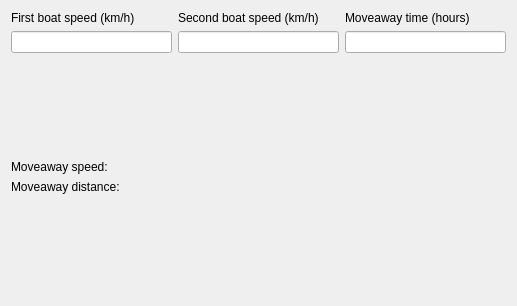
First picture: the form in ui/boat_calc_widget.ui, repository Danik2395/study.Cpp.cource_sem3, before the edit.
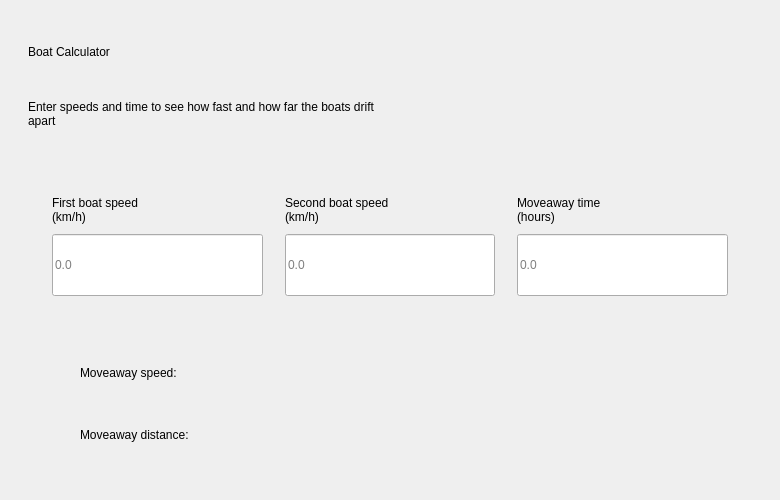
Second picture: the form after the edit. Icons and pictures are not drawn.

Commit message: feat(ui): make better layout, add style, add font, add icon

Diff of the .ui file:
```diff
--- a/ui/boat_calc_widget.ui
+++ b/ui/boat_calc_widget.ui
@@ -6,10 +6,16 @@
    <rect>
     <x>0</x>
     <y>0</y>
-    <width>517</width>
-    <height>306</height>
+    <width>780</width>
+    <height>500</height>
    </rect>
   </property>
+  <property name="minimumSize">
+   <size>
+    <width>600</width>
+    <height>400</height>
+   </size>
+  </property>
   <property name="windowTitle">
    <string>Boat Calculator</string>
   </property>
@@ -17,93 +23,425 @@
    <iconset resource="assets.qrc">
     <normaloff>:/logo/logo.jpg</normaloff>:/logo/logo.jpg</iconset>
   </property>
-  <layout class="QVBoxLayout" name="verticalLayout_4">
+  <layout class="QVBoxLayout" name="layout_main" stretch="2,5,5">
+   <property name="spacing">
+    <number>18</number>
+   </property>
+   <property name="leftMargin">
+    <number>28</number>
+   </property>
+   <property name="topMargin">
+    <number>22</number>
+   </property>
+   <property name="rightMargin">
+    <number>28</number>
+   </property>
+   <property name="bottomMargin">
+    <number>26</number>
+   </property>
    <item>
-    <layout class="QHBoxLayout" name="horizontalLayout">
+    <layout class="QVBoxLayout" name="layout_header">
+     <property name="spacing">
+      <number>10</number>
+     </property>
      <item>
-      <layout class="QVBoxLayout" name="verticalLayout">
+      <layout class="QHBoxLayout" name="layout_header_row">
+       <property name="spacing">
+        <number>20</number>
+       </property>
        <item>
-        <widget class="QLabel" name="label">
-         <property name="text">
-          <string>First boat speed (km/h)</string>
+        <layout class="QVBoxLayout" name="layout_titles">
+         <property name="spacing">
+          <number>2</number>
          </property>
-        </widget>
+         <item>
+          <widget class="QLabel" name="label_title">
+           <property name="text">
+            <string>Boat Calculator</string>
+           </property>
+          </widget>
+         </item>
+         <item>
+          <widget class="QLabel" name="label_subtitle">
+           <property name="text">
+            <string>Enter speeds and time to see how fast and how far the boats drift apart</string>
+           </property>
+           <property name="wordWrap">
+            <bool>true</bool>
+           </property>
+          </widget>
+         </item>
+        </layout>
        </item>
        <item>
-        <widget class="QLineEdit" name="edit_first_bs"/>
-       </item>
-      </layout>
-     </item>
-     <item>
-      <layout class="QVBoxLayout" name="verticalLayout_2">
-       <item>
-        <widget class="QLabel" name="label_2">
-         <property name="text">
-          <string>Second boat speed (km/h)</string>
+        <layout class="QVBoxLayout" name="layout_boat">
+         <property name="spacing">
+          <number>0</number>
          </property>
-        </widget>
+         <property name="leftMargin">
+          <number>0</number>
+         </property>
+         <property name="topMargin">
+          <number>0</number>
+         </property>
+         <property name="rightMargin">
+          <number>0</number>
+         </property>
+         <property name="bottomMargin">
+          <number>0</number>
+         </property>
+         <item>
+          <spacer name="verticalSpacer">
+           <property name="orientation">
+            <enum>Qt::Orientation::Vertical</enum>
+           </property>
+           <property name="sizeHint" stdset="0">
+            <size>
+             <width>20</width>
+             <height>40</height>
+            </size>
+           </property>
+          </spacer>
+         </item>
+         <item alignment="Qt::AlignmentFlag::AlignHCenter">
+          <widget class="QFrame" name="decor_boat_cabin">
+           <property name="minimumSize">
+            <size>
+             <width>30</width>
+             <height>18</height>
+            </size>
+           </property>
+           <property name="maximumSize">
+            <size>
+             <width>30</width>
+             <height>18</height>
+            </size>
+           </property>
+           <property name="frameShape">
+            <enum>QFrame::Shape::NoFrame</enum>
+           </property>
+          </widget>
+         </item>
+         <item>
+          <widget class="QFrame" name="decor_boat_hull">
+           <property name="minimumSize">
+            <size>
+             <width>0</width>
+             <height>24</height>
+            </size>
+           </property>
+           <property name="maximumSize">
+            <size>
+             <width>16777215</width>
+             <height>24</height>
+            </size>
+           </property>
+           <property name="frameShape">
+            <enum>QFrame::Shape::NoFrame</enum>
+           </property>
+          </widget>
+         </item>
+         <item>
+          <spacer name="verticalSpacer2">
+           <property name="orientation">
+            <enum>Qt::Orientation::Vertical</enum>
+           </property>
+           <property name="sizeHint" stdset="0">
+            <size>
+             <width>20</width>
+             <height>40</height>
+            </size>
+           </property>
+          </spacer>
+         </item>
+        </layout>
        </item>
-       <item>
-        <widget class="QLineEdit" name="edit_second_bs"/>
-       </item>
       </layout>
      </item>
      <item>
-      <layout class="QVBoxLayout" name="verticalLayout_3">
-       <item>
-        <widget class="QLabel" name="label_3">
-         <property name="text">
-          <string>Moveaway time (hours)</string>
-         </property>
-        </widget>
-       </item>
-       <item>
-        <widget class="QLineEdit" name="edit_time"/>
-       </item>
-      </layout>
+      <widget class="QFrame" name="decor_current_top">
+       <property name="minimumSize">
+        <size>
+         <width>0</width>
+         <height>4</height>
+        </size>
+       </property>
+       <property name="maximumSize">
+        <size>
+         <width>16777215</width>
+         <height>4</height>
+        </size>
+       </property>
+       <property name="frameShape">
+        <enum>QFrame::Shape::NoFrame</enum>
+       </property>
+      </widget>
      </item>
     </layout>
    </item>
    <item>
-    <spacer name="verticalSpacer_2">
-     <property name="orientation">
-      <enum>Qt::Orientation::Vertical</enum>
+    <widget class="QFrame" name="card_inputs">
+     <property name="frameShape">
+      <enum>QFrame::Shape::NoFrame</enum>
      </property>
-     <property name="sizeHint" stdset="0">
-      <size>
-       <width>20</width>
-       <height>40</height>
-      </size>
-     </property>
-    </spacer>
-   </item>
-   <item>
-    <widget class="QLabel" name="label_moveaway_speed">
-     <property name="text">
-      <string>Moveaway speed:</string>
-     </property>
+     <layout class="QHBoxLayout" name="layout_inputs">
+      <property name="spacing">
+       <number>22</number>
+      </property>
+      <property name="leftMargin">
+       <number>24</number>
+      </property>
+      <property name="topMargin">
+       <number>20</number>
+      </property>
+      <property name="rightMargin">
+       <number>24</number>
+      </property>
+      <property name="bottomMargin">
+       <number>20</number>
+      </property>
+      <item>
+       <layout class="QVBoxLayout" name="layout_field_1">
+        <property name="spacing">
+         <number>10</number>
+        </property>
+        <item>
+         <widget class="QLabel" name="label_first_bs">
+          <property name="text">
+           <string>First boat speed
+(km/h)</string>
+          </property>
+          <property name="alignment">
+           <set>Qt::AlignmentFlag::AlignBottom|Qt::AlignmentFlag::AlignLeading|Qt::AlignmentFlag::AlignLeft</set>
+          </property>
+          <property name="wordWrap">
+           <bool>true</bool>
+          </property>
+         </widget>
+        </item>
+        <item>
+         <widget class="QLineEdit" name="edit_first_bs">
+          <property name="sizePolicy">
+           <sizepolicy hsizetype="Expanding" vsizetype="Expanding">
+            <horstretch>0</horstretch>
+            <verstretch>0</verstretch>
+           </sizepolicy>
+          </property>
+          <property name="minimumSize">
+           <size>
+            <width>0</width>
+            <height>52</height>
+           </size>
+          </property>
+          <property name="maximumSize">
+           <size>
+            <width>16777215</width>
+            <height>96</height>
+           </size>
+          </property>
+          <property name="placeholderText">
+           <string>0.0</string>
+          </property>
+         </widget>
+        </item>
+       </layout>
+      </item>
+      <item>
+       <layout class="QVBoxLayout" name="layout_field_2">
+        <property name="spacing">
+         <number>10</number>
+        </property>
+        <item>
+         <widget class="QLabel" name="label_second_bs">
+          <property name="text">
+           <string>Second boat speed
+(km/h)</string>
+          </property>
+          <property name="alignment">
+           <set>Qt::AlignmentFlag::AlignBottom|Qt::AlignmentFlag::AlignLeading|Qt::AlignmentFlag::AlignLeft</set>
+          </property>
+          <property name="wordWrap">
+           <bool>true</bool>
+          </property>
+         </widget>
+        </item>
+        <item>
+         <widget class="QLineEdit" name="edit_second_bs">
+          <property name="sizePolicy">
+           <sizepolicy hsizetype="Expanding" vsizetype="Expanding">
+            <horstretch>0</horstretch>
+            <verstretch>0</verstretch>
+           </sizepolicy>
+          </property>
+          <property name="minimumSize">
+           <size>
+            <width>0</width>
+            <height>52</height>
+           </size>
+          </property>
+          <property name="maximumSize">
+           <size>
+            <width>16777215</width>
+            <height>96</height>
+           </size>
+          </property>
+          <property name="placeholderText">
+           <string>0.0</string>
+          </property>
+         </widget>
+        </item>
+       </layout>
+      </item>
+      <item>
+       <layout class="QVBoxLayout" name="layout_field_3">
+        <property name="spacing">
+         <number>10</number>
+        </property>
+        <item>
+         <widget class="QLabel" name="label_time">
+          <property name="text">
+           <string>Moveaway time
+(hours)</string>
+          </property>
+          <property name="alignment">
+           <set>Qt::AlignmentFlag::AlignBottom|Qt::AlignmentFlag::AlignLeading|Qt::AlignmentFlag::AlignLeft</set>
+          </property>
+          <property name="wordWrap">
+           <bool>true</bool>
+          </property>
+         </widget>
+        </item>
+        <item>
+         <widget class="QLineEdit" name="edit_time">
+          <property name="sizePolicy">
+           <sizepolicy hsizetype="Expanding" vsizetype="Expanding">
+            <horstretch>0</horstretch>
+            <verstretch>0</verstretch>
+           </sizepolicy>
+          </property>
+          <property name="minimumSize">
+           <size>
+            <width>0</width>
+            <height>52</height>
+           </size>
+          </property>
+          <property name="maximumSize">
+           <size>
+            <width>16777215</width>
+            <height>96</height>
+           </size>
+          </property>
+          <property name="placeholderText">
+           <string>0.0</string>
+          </property>
+         </widget>
+        </item>
+       </layout>
+      </item>
+     </layout>
     </widget>
    </item>
    <item>
-    <widget class="QLabel" name="label_moveaway_distance">
-     <property name="text">
-      <string>Moveaway distance:</string>
+    <widget class="QFrame" name="card_result">
+     <property name="frameShape">
+      <enum>QFrame::Shape::NoFrame</enum>
      </property>
+     <layout class="QHBoxLayout" name="layout_result_card">
+      <property name="spacing">
+       <number>22</number>
+      </property>
+      <property name="leftMargin">
+       <number>24</number>
+      </property>
+      <property name="topMargin">
+       <number>20</number>
+      </property>
+      <property name="rightMargin">
+       <number>24</number>
+      </property>
+      <property name="bottomMargin">
+       <number>20</number>
+      </property>
+      <item>
+       <widget class="QFrame" name="decor_current_accent">
+        <property name="minimumSize">
+         <size>
+          <width>6</width>
+          <height>0</height>
+         </size>
+        </property>
+        <property name="maximumSize">
+         <size>
+          <width>6</width>
+          <height>16777215</height>
+         </size>
+        </property>
+        <property name="frameShape">
+         <enum>QFrame::Shape::NoFrame</enum>
+        </property>
+       </widget>
+      </item>
+      <item>
+       <layout class="QVBoxLayout" name="layout_results" stretch="3,0,3">
+        <property name="spacing">
+         <number>10</number>
+        </property>
+        <item>
+         <widget class="QLabel" name="label_moveaway_speed">
+          <property name="sizePolicy">
+           <sizepolicy hsizetype="Expanding" vsizetype="Expanding">
+            <horstretch>0</horstretch>
+            <verstretch>0</verstretch>
+           </sizepolicy>
+          </property>
+          <property name="text">
+           <string>Moveaway speed:</string>
+          </property>
+          <property name="wordWrap">
+           <bool>true</bool>
+          </property>
+         </widget>
+        </item>
+        <item>
+         <widget class="QFrame" name="decor_current_mid">
+          <property name="minimumSize">
+           <size>
+            <width>0</width>
+            <height>4</height>
+           </size>
+          </property>
+          <property name="maximumSize">
+           <size>
+            <width>16777215</width>
+            <height>4</height>
+           </size>
+          </property>
+          <property name="frameShape">
+           <enum>QFrame::Shape::NoFrame</enum>
+          </property>
+         </widget>
+        </item>
+        <item>
+         <widget class="QLabel" name="label_moveaway_distance">
+          <property name="sizePolicy">
+           <sizepolicy hsizetype="Expanding" vsizetype="Expanding">
+            <horstretch>0</horstretch>
+            <verstretch>0</verstretch>
+           </sizepolicy>
+          </property>
+          <property name="text">
+           <string>Moveaway distance:</string>
+          </property>
+          <property name="wordWrap">
+           <bool>true</bool>
+          </property>
+         </widget>
+        </item>
+       </layout>
+      </item>
+     </layout>
     </widget>
    </item>
-   <item>
-    <spacer name="verticalSpacer">
-     <property name="orientation">
-      <enum>Qt::Orientation::Vertical</enum>
-     </property>
-     <property name="sizeHint" stdset="0">
-      <size>
-       <width>20</width>
-       <height>40</height>
-      </size>
-     </property>
-    </spacer>
-   </item>
   </layout>
  </widget>
  <resources>
```
Left out of the diff: 4 changed lines with no effect on the pictures. The commit also changes 6 other files.
